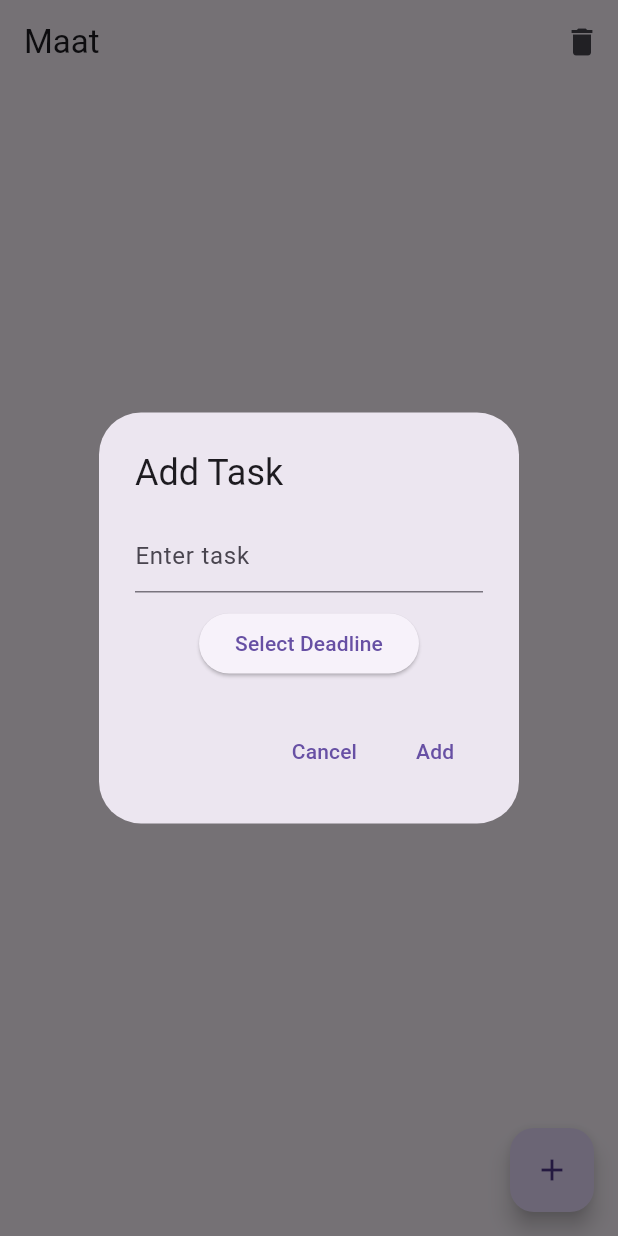
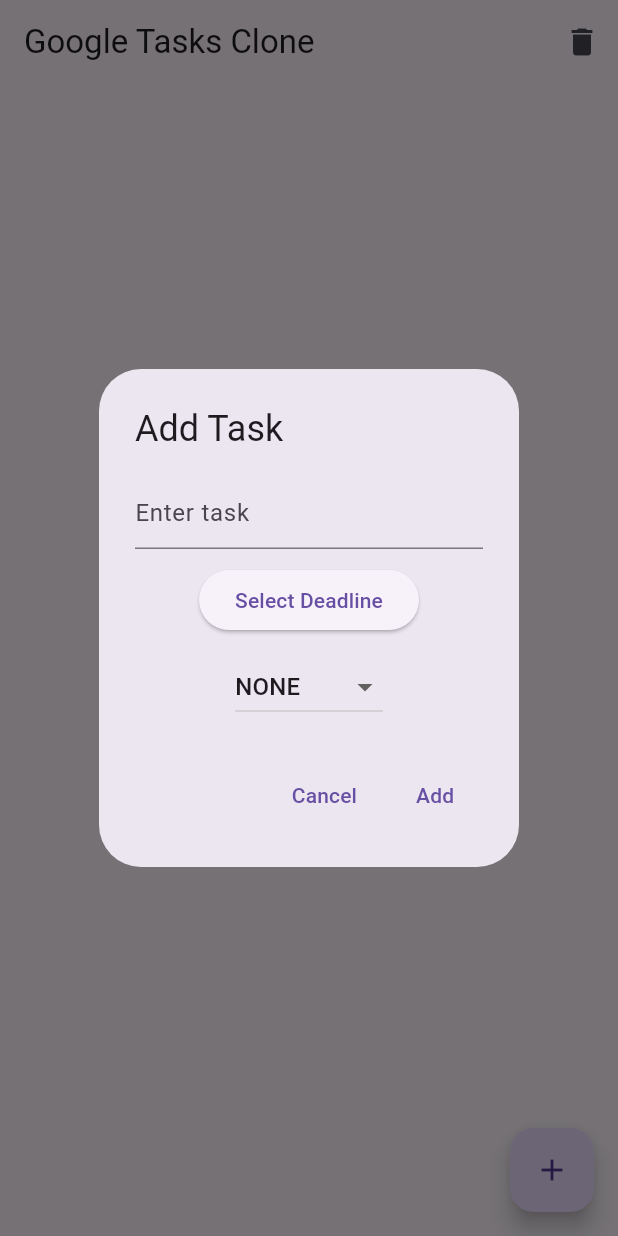
Before and after one commit to Ivan-projects-dev/Maat, a Flutter app: the screen it shows after launch, after a tap on the "add" icon, on a phone screen of 412 x 824 dp. Run offline on Flutter 3.47's test engine with Material 3 defaults, Android fonts, the phone set to English and light mode, and no system bars.

Commit message:
Task reappearance added

```diff
--- a/lib/main.dart
+++ b/lib/main.dart
@@ -20,11 +20,29 @@
   }
 }
 
+enum Recurrence { none, daily, weekly, monthly }
+
 class Task {
   final String title;
   final DateTime? deadline;
+  final Recurrence recurrence;
+  DateTime? nextDue;
 
-  Task({required this.title, this.deadline});
+  Task({
+    required this.title,
+    this.deadline,
+    this.recurrence = Recurrence.none,
+    this.nextDue,
+  });
+
+  Task copyWith({DateTime? nextDue}) {
+    return Task(
+      title: title,
+      deadline: deadline,
+      recurrence: recurrence,
+      nextDue: nextDue,
+    );
+  }
 }
 
 class TasksScreen extends StatefulWidget {
@@ -38,17 +56,36 @@
   final List<Task> tasks = [];
   final List<Task> completedTasks = [];
 
-  void _addTask(String title, DateTime? deadline) {
+  @override
+  void initState() {
+    super.initState();
+    // Start periodic task reappearance check
+    _startReappearanceChecker();
+  }
+
+  void _addTask(String title, DateTime? deadline, Recurrence recurrence) {
     setState(() {
-      tasks.add(Task(title: title, deadline: deadline));
+      tasks.add(Task(
+        title: title,
+        deadline: deadline,
+        recurrence: recurrence,
+        nextDue: _calculateNextDueDate(deadline, recurrence),
+      ));
       _sortTasks();
     });
   }
 
   void _markTaskAsCompleted(int index) {
+    final task = tasks[index];
     setState(() {
-      completedTasks.add(tasks[index]);
-      tasks.removeAt(index);
+      if (task.recurrence == Recurrence.none) {
+        completedTasks.add(task);
+      } else {
+        tasks[index] = task.copyWith(
+          nextDue: _calculateNextDueDate(task.nextDue, task.recurrence),
+        );
+      }
+      tasks.removeWhere((t) => t.nextDue?.isBefore(DateTime.now()) ?? false);
       _sortTasks();
     });
   }
@@ -61,10 +98,47 @@
 
   void _sortTasks() {
     tasks.sort((a, b) {
-      if (a.deadline == null && b.deadline == null) return 0;
-      if (a.deadline == null) return -1; // Tasks without deadlines appear first.
-      if (b.deadline == null) return 1;
-      return a.deadline!.compareTo(b.deadline!);
+      if (a.nextDue == null && b.nextDue == null) return 0;
+      if (a.nextDue == null) return -1;
+      if (b.nextDue == null) return 1;
+      return a.nextDue!.compareTo(b.nextDue!);
+    });
+  }
+
+  DateTime? _calculateNextDueDate(DateTime? currentDate, Recurrence recurrence) {
+    if (currentDate == null) return null;
+    switch (recurrence) {
+      case Recurrence.daily:
+        return currentDate.add(const Duration(days: 1));
+      case Recurrence.weekly:
+        return currentDate.add(const Duration(days: 7));
+      case Recurrence.monthly:
+        return DateTime(
+          currentDate.year,
+          currentDate.month + 1,
+          currentDate.day,
+          currentDate.hour,
+          currentDate.minute,
+        );
+      case Recurrence.none:
+      default:
+        return null;
+    }
+  }
+
+  void _startReappearanceChecker() {
+    Future.delayed(const Duration(minutes: 1), () {
+      setState(() {
+        final now = DateTime.now();
+        for (var i = 0; i < tasks.length; i++) {
+          if (tasks[i].nextDue != null && tasks[i].nextDue!.isBefore(now)) {
+            tasks[i] = tasks[i].copyWith(
+              nextDue: _calculateNextDueDate(tasks[i].nextDue, tasks[i].recurrence),
+            );
+          }
+        }
+      });
+      _startReappearanceChecker();
     });
   }
 
@@ -72,7 +146,7 @@
   Widget build(BuildContext context) {
     return Scaffold(
       appBar: AppBar(
-        title: const Text('Maat'),
+        title: const Text('Google Tasks Clone'),
         actions: [
           IconButton(
             icon: const Icon(Icons.delete),
@@ -95,58 +169,29 @@
                       return ListTile(
                         leading: Radio<int>(
                           value: index,
-                          groupValue: null, // Set to null since we're not grouping
+                          groupValue: null,
                           onChanged: (_) {
                             _markTaskAsCompleted(index);
                           },
                         ),
                         title: Text(task.title),
-                        subtitle: task.deadline != null
-                            ? Text(
+                        subtitle: Column(
+                          crossAxisAlignment: CrossAxisAlignment.start,
+                          children: [
+                            if (task.deadline != null)
+                              Text(
                                 'Deadline: ${DateFormat('yyyy-MM-dd HH:mm').format(task.deadline!)}',
-                              )
-                            : null,
+                              ),
+                            if (task.recurrence != Recurrence.none)
+                              Text(
+                                'Recurring: ${task.recurrence.name.toUpperCase()}',
+                              ),
+                          ],
+                        ),
                       );
                     },
                   ),
           ),
-          if (completedTasks.isNotEmpty)
-            Column(
-              crossAxisAlignment: CrossAxisAlignment.start,
-              children: [
-                const Padding(
-                  padding: EdgeInsets.all(8.0),
-                  child: Text(
-                    'Completed Tasks:',
-                    style: TextStyle(
-                      fontWeight: FontWeight.bold,
-                      fontSize: 16,
-                    ),
-                  ),
-                ),
-                ListView.builder(
-                  shrinkWrap: true,
-                  physics: const NeverScrollableScrollPhysics(),
-                  itemCount: completedTasks.length,
-                  itemBuilder: (context, index) {
-                    final task = completedTasks[index];
-                    return ListTile(
-                      title: Text(
-                        task.title,
-                        style: const TextStyle(
-                          decoration: TextDecoration.lineThrough,
-                        ),
-                      ),
-                      subtitle: task.deadline != null
-                          ? Text(
-                              'Completed: ${DateFormat('yyyy-MM-dd HH:mm').format(task.deadline!)}',
-                            )
-                          : null,
-                    );
-                  },
-                ),
-              ],
-            ),
         ],
       ),
       floatingActionButton: FloatingActionButton(
@@ -159,6 +204,7 @@
   void _showAddTaskDialog() {
     String newTask = '';
     DateTime? selectedDeadline;
+    Recurrence selectedRecurrence = Recurrence.none;
 
     showDialog(
       context: context,
@@ -201,6 +247,23 @@
                 },
                 child: const Text('Select Deadline'),
               ),
+              const SizedBox(height: 10),
+              DropdownButton<Recurrence>(
+                value: selectedRecurrence,
+                onChanged: (value) {
+                  if (value != null) {
+                    setState(() {
+                      selectedRecurrence = value;
+                    });
+                  }
+                },
+                items: Recurrence.values.map((recurrence) {
+                  return DropdownMenuItem<Recurrence>(
+                    value: recurrence,
+                    child: Text(recurrence.name.toUpperCase()),
+                  );
+                }).toList(),
+              ),
             ],
           ),
           actions: [
@@ -213,7 +276,7 @@
             TextButton(
               onPressed: () {
                 if (newTask.isNotEmpty) {
-                  _addTask(newTask, selectedDeadline);
+                  _addTask(newTask, selectedDeadline, selectedRecurrence);
                 }
                 Navigator.of(context).pop();
               },
```
